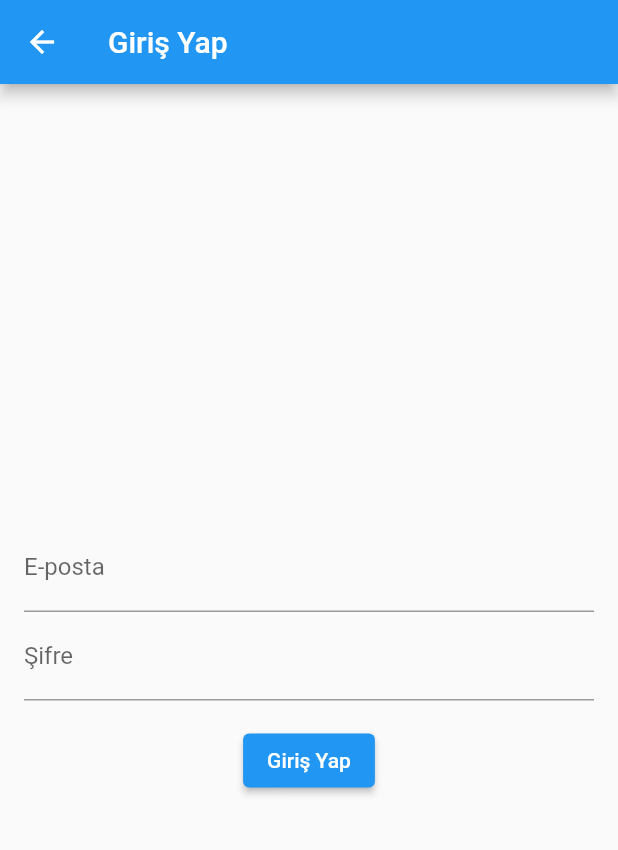
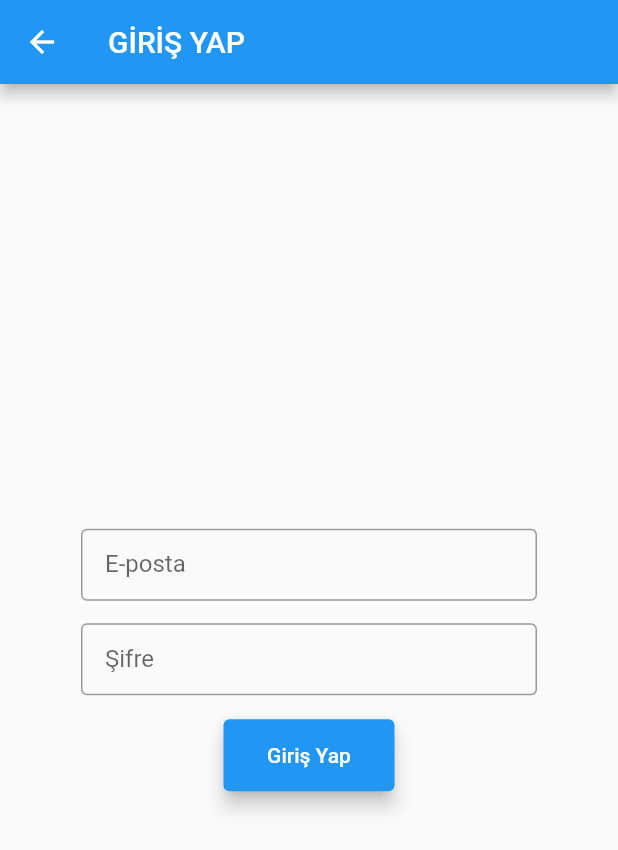
Before and after one commit to eraybahcegulu/login_register, a Flutter app: the screen it shows after launch, after a tap on "LOG IN", on a phone screen of 412 x 824 dp. Shown: the top 850 px of the screen. Run offline on Flutter 3.47's test engine with Material 2 defaults, Android fonts, the phone set to English and light mode, and no system bars; our stand-ins replace animated_text_kit, firebase_auth, firebase_core; accounts and stored records are empty; generated files the repository leaves out were written again.

Commit message:
Register and login system with firebase auth

```diff
--- a/lib/auth/login.dart
+++ b/lib/auth/login.dart
@@ -19,34 +19,54 @@ class _LoginState extends State<Login> {
   Widget build(BuildContext context) {
     return Scaffold(
       appBar: AppBar(
-        title: Text('Giriş Yap'),
+        title: Text('GİRİŞ YAP'),
       ),
-      body: Padding(
+      body: Center( // Sayfayı ortalamak için Center widget'ını kullan
+        child: Padding(
           padding: const EdgeInsets.all(16.0),
           child: Column(
             crossAxisAlignment: CrossAxisAlignment.center,
             mainAxisAlignment: MainAxisAlignment.center,
             children: <Widget>[
-            TextFormField(
+              FractionallySizedBox(
+                widthFactor: 0.8,
+                child: TextFormField(
                   controller: _emailController,
-              decoration: InputDecoration(labelText: 'E-posta'),
+                  decoration: InputDecoration(
+                    labelText: 'E-posta',
+                    border: OutlineInputBorder(),
+                    contentPadding: EdgeInsets.symmetric(vertical: 12, horizontal: 16),
+                  ),
                   keyboardType: TextInputType.emailAddress,
                   inputFormatters: [
                     FilteringTextInputFormatter.deny(RegExp(r'\s')),
                   ],
                 ),
-            TextFormField(
+              ),
+              SizedBox(height: 15.0),
+              FractionallySizedBox(
+                widthFactor: 0.8,
+                child: TextFormField(
                   controller: _passwordController,
                   obscureText: true,
                   inputFormatters: [
                     FilteringTextInputFormatter.deny(RegExp(r'\s')),
                     LengthLimitingTextInputFormatter(9),
                   ],
-              decoration: InputDecoration(labelText: 'Şifre'),
+                  decoration: InputDecoration(
+                    labelText: 'Şifre',
+                    border: OutlineInputBorder(),
+                    contentPadding: EdgeInsets.symmetric(vertical: 12, horizontal: 16),
+                  ),
+                ),
               ),
               SizedBox(height: 16.0),
-            ElevatedButton(
-              onPressed: _isLoggingIn ? null : () async {
+              FractionallySizedBox(
+                widthFactor: 0.3,
+                child: ElevatedButton(
+                  onPressed: _isLoggingIn
+                      ? null
+                      : () async {
                           final email = _emailController.text;
                           final password = _passwordController.text;
 
@@ -56,7 +76,8 @@ class _LoginState extends State<Login> {
                           }
 
                           if (password.length < 6) {
-                  _showSnackBar('Şifre en az 6 karakter olmalıdır.', Colors.red);
+                            _showSnackBar('Şifre en az 6 karakter olmalıdır.',
+                                Colors.red);
                             return;
                           }
 
@@ -73,7 +94,8 @@ class _LoginState extends State<Login> {
                             _showSnackBar('Giriş yapılıyor...', Colors.green);
 
                             Future.delayed(Duration(seconds: 2), () {
-                    Navigator.of(context).pushReplacement(MaterialPageRoute(
+                              Navigator.of(context).pushReplacement(
+                                  MaterialPageRoute(
                                       builder: (context) => Welcome()));
                             });
                           } catch (e) {
@@ -87,14 +109,21 @@ class _LoginState extends State<Login> {
                               } else if (e.code == 'wrong-password') {
                                 _showSnackBar('Şifre hatalı.', Colors.red);
                               } else if (e.code == 'user-not-found') {
-                      _showSnackBar('Bu E-Posta kayıtlı değil.', Colors.red);
+                                _showSnackBar('Bu E-Posta kayıtlı değil.',
+                                    Colors.red);
                               }
                             }
                           }
                         },
                   child: Text('Giriş Yap'),
+                  style: ElevatedButton.styleFrom(
+                    padding: EdgeInsets.symmetric(vertical: 16),
+                    elevation: 5,
+                  ),
+                ),
               ),
             ],
+          ),
         ),
       ),
     );
--- a/lib/screens/welcome.dart
+++ b/lib/screens/welcome.dart
@@ -10,7 +10,7 @@ class Welcome extends StatelessWidget {
 
     return Scaffold(
       appBar: AppBar(
-        title: const Text('Welcome'),
+        title: const Text('HOŞGELDİN'),
       ),
       body: Center(
         child: Column(
```
Also changed, not shown: lib/auth/register.dart (+39 -9 lines). Lines whose indentation alone changed are shown as unchanged.
